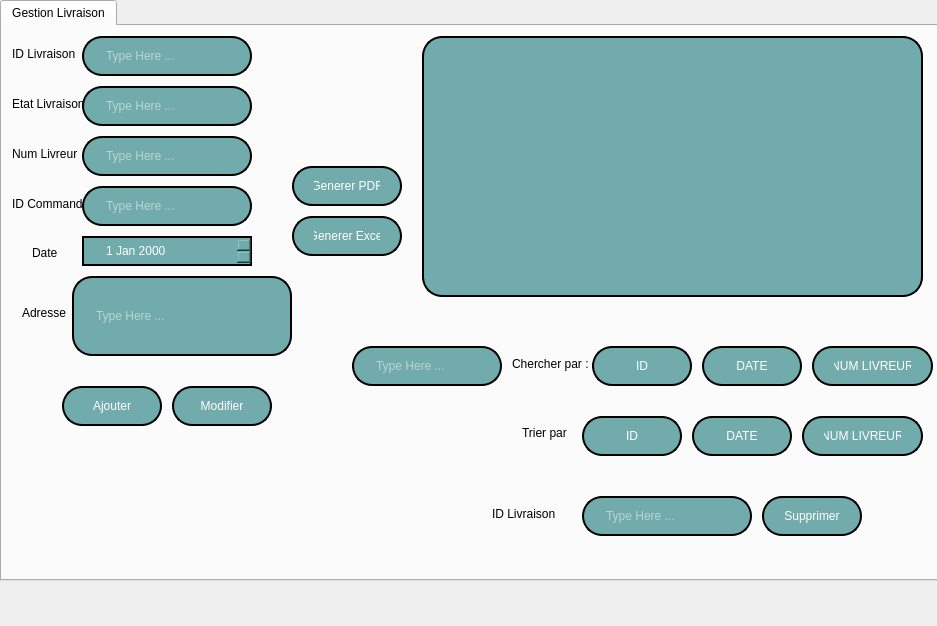
nyrouz911/Smart-Dry-Cleaner-2A13, file gestionlivraison.ui: the form before one commit.
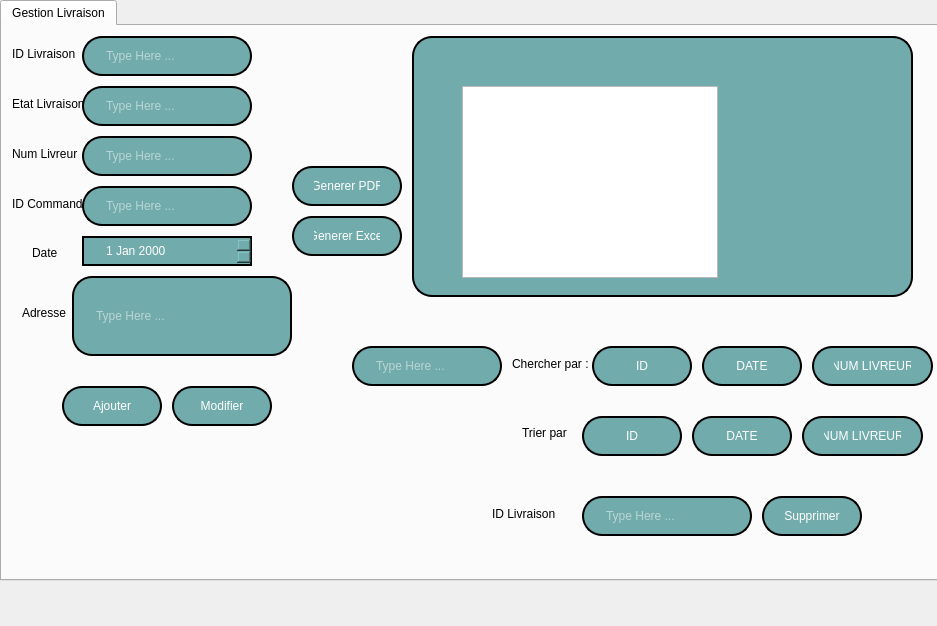
The form after the commit.

What changed in the file:
```diff
--- a/gestionlivraison.ui
+++ b/gestionlivraison.ui
@@ -325,7 +325,7 @@
     <widget class="QTableView" name="tab_livraison">
      <property name="geometry">
       <rect>
-       <x>420</x>
+       <x>410</x>
        <y>10</y>
        <width>501</width>
        <height>261</height>
@@ -820,6 +820,16 @@
       <string>NUM LIVREUR</string>
      </property>
     </widget>
+    <widget class="QTextBrowser" name="textBrowser">
+     <property name="geometry">
+      <rect>
+       <x>460</x>
+       <y>60</y>
+       <width>256</width>
+       <height>192</height>
+      </rect>
+     </property>
+    </widget>
    </widget>
   </widget>
  </widget>
```
